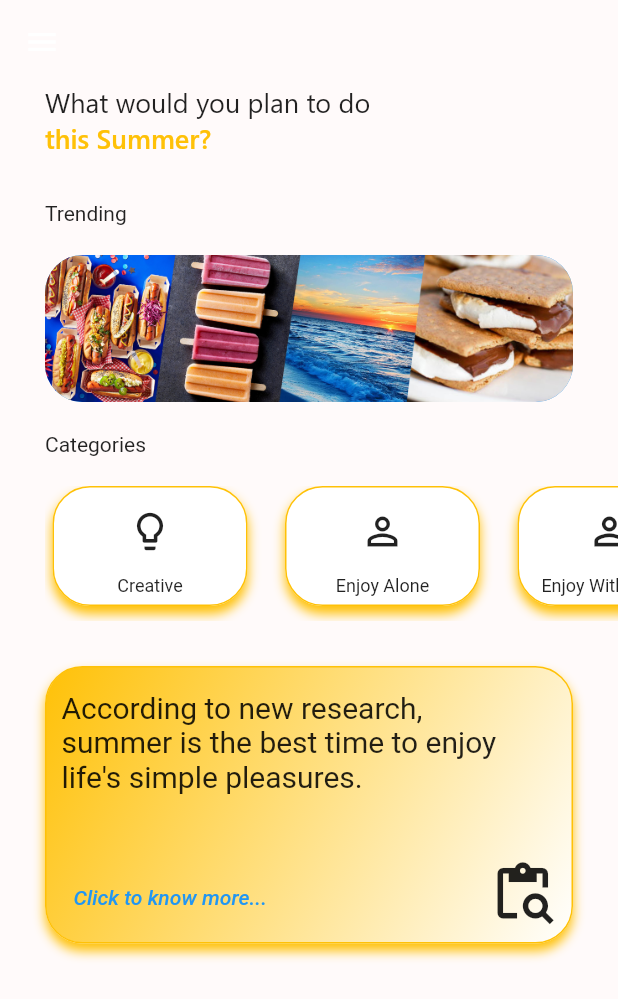
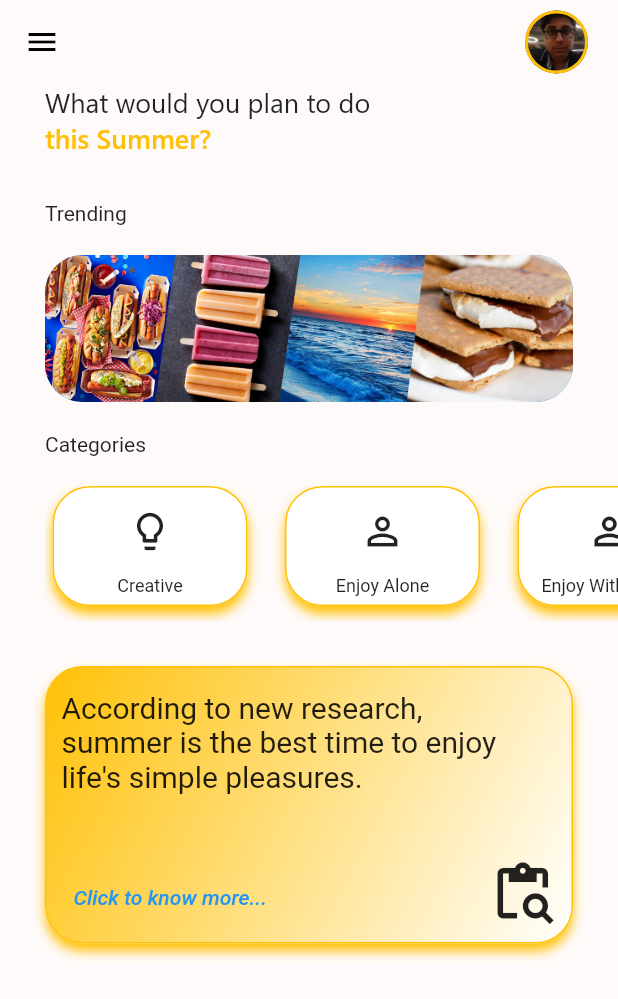
Before and after one commit to Souradeep1101/VacationExpert, a Flutter app: the screen it shows after launch, on a phone screen of 412 x 824 dp. Shown: the top 999 px of the screen. Run offline on Flutter 3.47's test engine with Material 2 defaults, Android fonts, the phone set to English and light mode, and no system bars.

Commit message:
adding more code and data

```diff
--- a/lib/screens/home.dart
+++ b/lib/screens/home.dart
@@ -54,6 +54,28 @@ class _HomeState extends State<Home> {
         ),
       ),
       appBar: AppBar(
+        actions: [
+          Padding(
+            padding: const EdgeInsets.only(right: 20),
+            child: Container(
+              height: 42,
+              width: 42,
+              decoration: BoxDecoration(
+                shape: BoxShape.circle,
+               border: Border.all(
+                 color: Colors.amber,
+                 width: 2,
+               ),
+               // borderRadius: BorderRadius.circular(100),
+                image: DecorationImage(
+                  image: AssetImage('assets/images/my_profle_pic.jpg'),
+                  fit: BoxFit.cover,
+                ),
+              ),
+            ),
+          )
+        ],
+        iconTheme: IconThemeData(color: Colors.black),
         backgroundColor: const Color.fromARGB(255, 255, 250, 250),
         title: Text(''),
         elevation: 0.0,
--- a/pubspec.yaml
+++ b/pubspec.yaml
@@ -64,6 +64,7 @@ flutter:
     - assets/images/enjoy_alone/
     - assets/images/enjoy_with_friends/
     - assets/images/trending/
+    - assets/images/
   #   - images/a_dot_ham.jpeg
 
   # An image asset can refer to one or more resolution-specific "variants", see
```
Also changed, not shown: assets/images/my_profle_pic.jpg (added).
